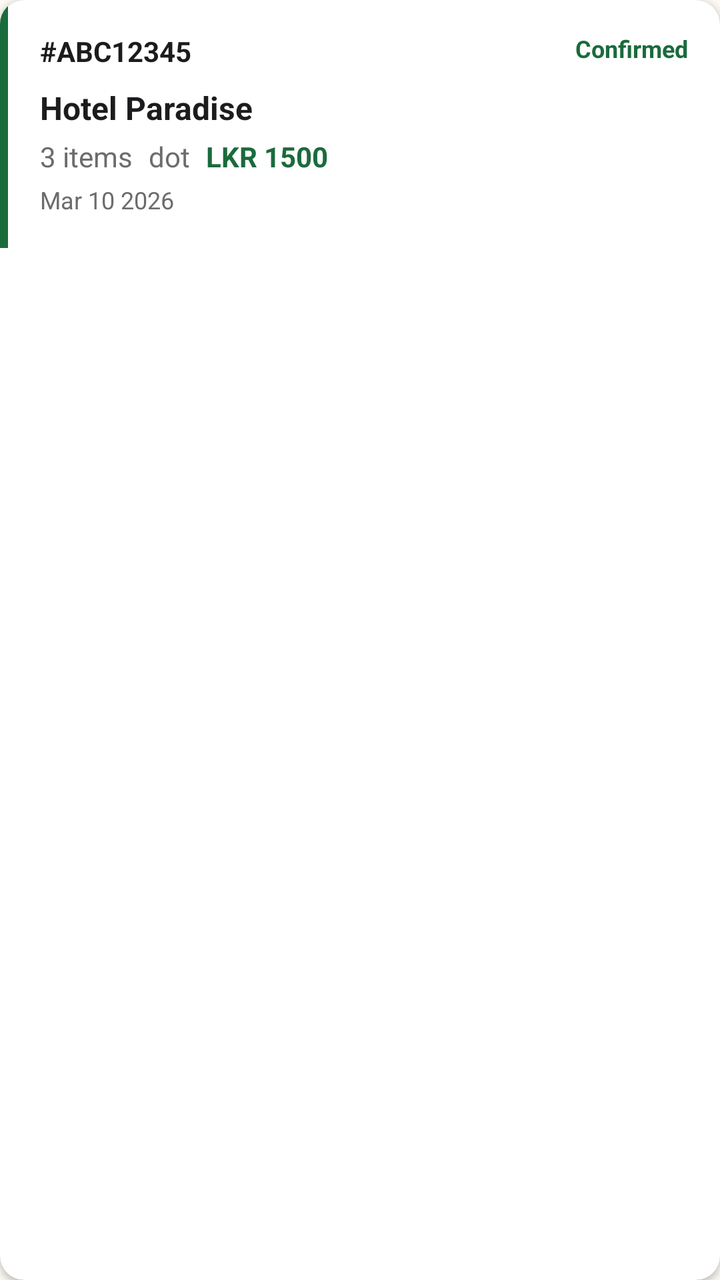
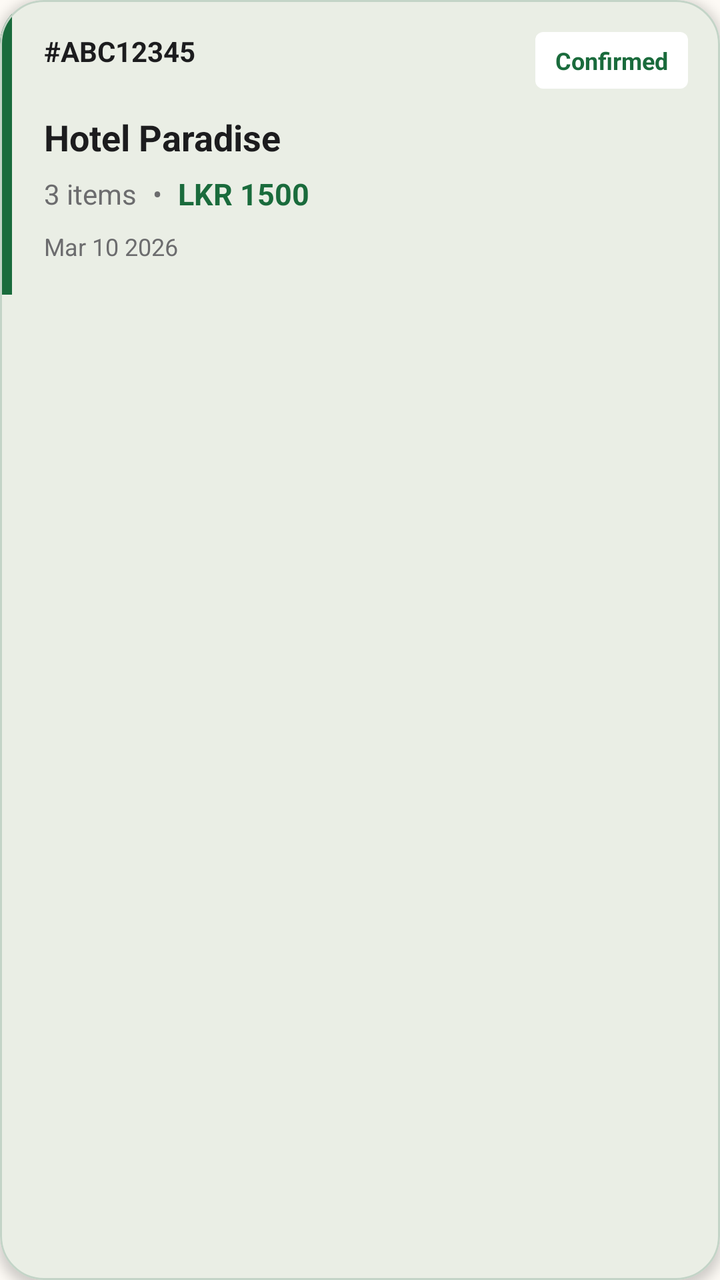

Screens rendered from an Android XML layout before and after an edit, with the pre-edit source and the edit as a unified diff.
<!-- AndroidManifest.xml: application theme Theme.REPLATE -->
<!-- res/layout/item_order.xml -->
﻿<?xml version="1.0" encoding="utf-8"?>
<androidx.cardview.widget.CardView xmlns:android="http://schemas.android.com/apk/res/android"
    xmlns:app="http://schemas.android.com/apk/res-auto"
    android:id="@+id/cardOrder"
    android:layout_width="match_parent"
    android:layout_height="wrap_content"
    android:layout_margin="8dp"
    app:cardCornerRadius="12dp"
    app:cardElevation="2dp">
    <LinearLayout
        android:layout_width="match_parent"
        android:layout_height="wrap_content"
        android:orientation="horizontal">
        <View
            android:id="@+id/statusIndicator"
            android:layout_width="4dp"
            android:layout_height="match_parent"
            android:background="@color/primary" />
        <LinearLayout
            android:layout_width="match_parent"
            android:layout_height="wrap_content"
            android:orientation="vertical"
            android:padding="16dp">
            <RelativeLayout
                android:layout_width="match_parent"
                android:layout_height="wrap_content">
                <TextView
                    android:id="@+id/tvOrderId"
                    android:layout_width="wrap_content"
                    android:layout_height="wrap_content"
                    android:text="#ABC12345"
                    android:textColor="@color/text_primary"
                    android:textSize="14sp"
                    android:textStyle="bold" />
                <TextView
                    android:id="@+id/tvOrderStatus"
                    android:layout_width="wrap_content"
                    android:layout_height="wrap_content"
                    android:layout_alignParentEnd="true"
                    android:text="Confirmed"
                    android:textColor="@color/primary"
                    android:textSize="12sp"
                    android:textStyle="bold" />
            </RelativeLayout>
            <TextView
                android:id="@+id/tvHotelName"
                android:layout_width="wrap_content"
                android:layout_height="wrap_content"
                android:layout_marginTop="8dp"
                android:text="Hotel Paradise"
                android:textColor="@color/text_primary"
                android:textSize="16sp"
                android:textStyle="bold" />
            <LinearLayout
                android:layout_width="match_parent"
                android:layout_height="wrap_content"
                android:layout_marginTop="4dp"
                android:orientation="horizontal">
                <TextView
                    android:id="@+id/tvItemsCount"
                    android:layout_width="wrap_content"
                    android:layout_height="wrap_content"
                    android:text="3 items"
                    android:textColor="@color/text_secondary"
                    android:textSize="14sp" />
                <TextView
                    android:layout_width="wrap_content"
                    android:layout_height="wrap_content"
                    android:layout_marginHorizontal="8dp"
                    android:text="dot"
                    android:textColor="@color/text_secondary" />
                <TextView
                    android:id="@+id/tvTotalAmount"
                    android:layout_width="wrap_content"
                    android:layout_height="wrap_content"
                    android:text="LKR 1500"
                    android:textColor="@color/primary"
                    android:textSize="14sp"
                    android:textStyle="bold" />
            </LinearLayout>
            <TextView
                android:id="@+id/tvOrderDate"
                android:layout_width="wrap_content"
                android:layout_height="wrap_content"
                android:layout_marginTop="4dp"
                android:text="Mar 10 2026"
                android:textColor="@color/text_secondary"
                android:textSize="12sp" />
            <TextView
                android:id="@+id/tvPickupTime"
                android:layout_width="wrap_content"
                android:layout_height="wrap_content"
                android:layout_marginTop="4dp"
                android:text="Pickup 6PM"
                android:textColor="@color/accent"
                android:textSize="12sp"
                android:visibility="gone" />
            <Button
                android:id="@+id/btnViewQR"
                android:layout_width="wrap_content"
                android:layout_height="36dp"
                android:layout_marginTop="12dp"
                android:background="@drawable/button_outline_primary"
                android:paddingHorizontal="16dp"
                android:text="View QR"
                android:textAllCaps="false"
                android:textColor="@color/primary"
                android:textSize="12sp"
                android:visibility="gone" />
        </LinearLayout>
    </LinearLayout>
</androidx.cardview.widget.CardView>
<!-- resources referenced by this layout -->
<resources>
  <color name="accent">#4FCB7D</color>
  <color name="primary">#1A6B3C</color>
  <color name="text_primary">#1C1C1E</color>
  <color name="text_secondary">#6C6C6E</color>
  <!-- drawable button_outline_primary (drawable) -->
  <?xml version="1.0" encoding="utf-8"?>
  <shape xmlns:android="http://schemas.android.com/apk/res/android"
      android:shape="rectangle">
      <stroke
          android:width="1dp"
          android:color="@color/primary" />
      <corners android:radius="18dp" />
      <solid android:color="@color/white" />
  </shape>
  <color name="white">#FFFFFFFF</color>
  <color name="md_theme_primary">#1A6B3C</color>
  <color name="md_theme_onPrimary">#FFFFFF</color>
  <color name="md_theme_primaryContainer">#E8F8EE</color>
  <color name="md_theme_onPrimaryContainer">#0D3B1E</color>
  <color name="md_theme_secondary">#25A55A</color>
  <color name="md_theme_onSecondary">#FFFFFF</color>
  <color name="md_theme_secondaryContainer">#E8F8EE</color>
  <color name="md_theme_onSecondaryContainer">#0D3B1E</color>
  <color name="md_theme_tertiary">#E8521A</color>
  <color name="md_theme_onTertiary">#FFFFFF</color>
  <color name="md_theme_tertiaryContainer">#FFDBC9</color>
  <color name="md_theme_onTertiaryContainer">#5C1A00</color>
  <color name="md_theme_error">#BA1A1A</color>
  <color name="md_theme_onError">#FFFFFF</color>
  <color name="md_theme_errorContainer">#FFDAD6</color>
  <color name="md_theme_onErrorContainer">#410002</color>
  <color name="md_theme_background">#FDFAF5</color>
  <color name="md_theme_onBackground">#1C1C1E</color>
  <color name="md_theme_surface">#FDFAF5</color>
  <color name="md_theme_onSurface">#1C1C1E</color>
  <color name="md_theme_surfaceVariant">#E8F8EE</color>
  <color name="md_theme_onSurfaceVariant">#3A4A3E</color>
  <color name="md_theme_outline">#6B7E6F</color>
  <color name="md_theme_outlineVariant">#C3D4C7</color>
  <color name="md_theme_inverseSurface">#1C1C1E</color>
  <color name="md_theme_inverseOnSurface">#F5F5F0</color>
  <color name="md_theme_inversePrimary">#4FCB7D</color>
  <color name="md_theme_surfaceContainerLowest">#FFFFFF</color>
  <color name="md_theme_surfaceContainerLow">#F8F6F1</color>
  <color name="md_theme_surfaceContainer">#F3F0EB</color>
  <color name="md_theme_surfaceContainerHigh">#EDEBE6</color>
  <color name="md_theme_surfaceContainerHighest">#E8E5E0</color>
  <color name="status_bar">#0D3B1E</color>
  <!-- unchanged entries left out for length: 1 -->
</resources>

<!-- the commit's change to res/layout/item_order.xml (unified diff, before → after) -->
@@ -1,29 +1,35 @@
 ﻿<?xml version="1.0" encoding="utf-8"?>
-<androidx.cardview.widget.CardView xmlns:android="http://schemas.android.com/apk/res/android"
+<com.google.android.material.card.MaterialCardView xmlns:android="http://schemas.android.com/apk/res/android"
     xmlns:app="http://schemas.android.com/apk/res-auto"
     android:id="@+id/cardOrder"
     android:layout_width="match_parent"
     android:layout_height="wrap_content"
-    android:layout_margin="8dp"
-    app:cardCornerRadius="12dp"
-    app:cardElevation="2dp">
+    android:layout_marginHorizontal="16dp"
+    android:layout_marginVertical="8dp"
+    app:cardCornerRadius="22dp"
+    app:cardElevation="3dp">
+
     <LinearLayout
         android:layout_width="match_parent"
         android:layout_height="wrap_content"
         android:orientation="horizontal">
+
         <View
             android:id="@+id/statusIndicator"
-            android:layout_width="4dp"
+            android:layout_width="6dp"
             android:layout_height="match_parent"
             android:background="@color/primary" />
+
         <LinearLayout
             android:layout_width="match_parent"
             android:layout_height="wrap_content"
             android:orientation="vertical"
             android:padding="16dp">
+
             <RelativeLayout
                 android:layout_width="match_parent"
                 android:layout_height="wrap_content">
+
                 <TextView
                     android:id="@+id/tvOrderId"
                     android:layout_width="wrap_content"
@@ -32,30 +38,38 @@
                     android:textColor="@color/text_primary"
                     android:textSize="14sp"
                     android:textStyle="bold" />
+
                 <TextView
                     android:id="@+id/tvOrderStatus"
                     android:layout_width="wrap_content"
                     android:layout_height="wrap_content"
                     android:layout_alignParentEnd="true"
+                    android:background="@drawable/badge_distance"
+                    android:paddingHorizontal="10dp"
+                    android:paddingVertical="6dp"
                     android:text="Confirmed"
                     android:textColor="@color/primary"
                     android:textSize="12sp"
                     android:textStyle="bold" />
             </RelativeLayout>
+
             <TextView
                 android:id="@+id/tvHotelName"
                 android:layout_width="wrap_content"
                 android:layout_height="wrap_content"
-                android:layout_marginTop="8dp"
+                android:layout_marginTop="12dp"
                 android:text="Hotel Paradise"
                 android:textColor="@color/text_primary"
-                android:textSize="16sp"
+                android:textSize="18sp"
                 android:textStyle="bold" />
+
             <LinearLayout
                 android:layout_width="match_parent"
                 android:layout_height="wrap_content"
-                android:layout_marginTop="4dp"
+                android:layout_marginTop="6dp"
+                android:gravity="center_vertical"
                 android:orientation="horizontal">
+
                 <TextView
                     android:id="@+id/tvItemsCount"
                     android:layout_width="wrap_content"
@@ -63,50 +77,59 @@
                     android:text="3 items"
                     android:textColor="@color/text_secondary"
                     android:textSize="14sp" />
+
                 <TextView
                     android:layout_width="wrap_content"
                     android:layout_height="wrap_content"
                     android:layout_marginHorizontal="8dp"
-                    android:text="dot"
+                    android:text="•"
                     android:textColor="@color/text_secondary" />
+
                 <TextView
                     android:id="@+id/tvTotalAmount"
                     android:layout_width="wrap_content"
                     android:layout_height="wrap_content"
                     android:text="LKR 1500"
                     android:textColor="@color/primary"
-                    android:textSize="14sp"
+                    android:textSize="15sp"
                     android:textStyle="bold" />
             </LinearLayout>
+
             <TextView
                 android:id="@+id/tvOrderDate"
                 android:layout_width="wrap_content"
                 android:layout_height="wrap_content"
-                android:layout_marginTop="4dp"
+                android:layout_marginTop="8dp"
                 android:text="Mar 10 2026"
                 android:textColor="@color/text_secondary"
                 android:textSize="12sp" />
+
             <TextView
                 android:id="@+id/tvPickupTime"
                 android:layout_width="wrap_content"
                 android:layout_height="wrap_content"
-                android:layout_marginTop="4dp"
+                android:layout_marginTop="6dp"
+                android:background="@drawable/badge_distance"
+                android:paddingHorizontal="10dp"
+                android:paddingVertical="6dp"
                 android:text="Pickup 6PM"
                 android:textColor="@color/accent"
                 android:textSize="12sp"
                 android:visibility="gone" />
+
             <Button
                 android:id="@+id/btnViewQR"
                 android:layout_width="wrap_content"
-                android:layout_height="36dp"
-                android:layout_marginTop="12dp"
+                android:layout_height="40dp"
+                android:layout_marginTop="14dp"
                 android:background="@drawable/button_outline_primary"
-                android:paddingHorizontal="16dp"
+                android:paddingHorizontal="18dp"
                 android:text="View QR"
                 android:textAllCaps="false"
                 android:textColor="@color/primary"
                 android:textSize="12sp"
+                android:textStyle="bold"
                 android:visibility="gone" />
         </LinearLayout>
     </LinearLayout>
-</androidx.cardview.widget.CardView>
+</com.google.android.material.card.MaterialCardView>
<!-- resource entries referenced after the edit -->
@@ -4,6 +4,13 @@
   <color name="primary">#1A6B3C</color>
   <color name="text_primary">#1C1C1E</color>
   <color name="text_secondary">#6C6C6E</color>
+  <!-- drawable badge_distance (drawable) -->
+  <?xml version="1.0" encoding="utf-8"?>
+  <shape xmlns:android="http://schemas.android.com/apk/res/android"
+      android:shape="rectangle">
+      <solid android:color="#FFFFFF" />
+      <corners android:radius="4dp" />
+  </shape>
   <!-- drawable button_outline_primary (drawable) -->
   <?xml version="1.0" encoding="utf-8"?>
   <shape xmlns:android="http://schemas.android.com/apk/res/android"
